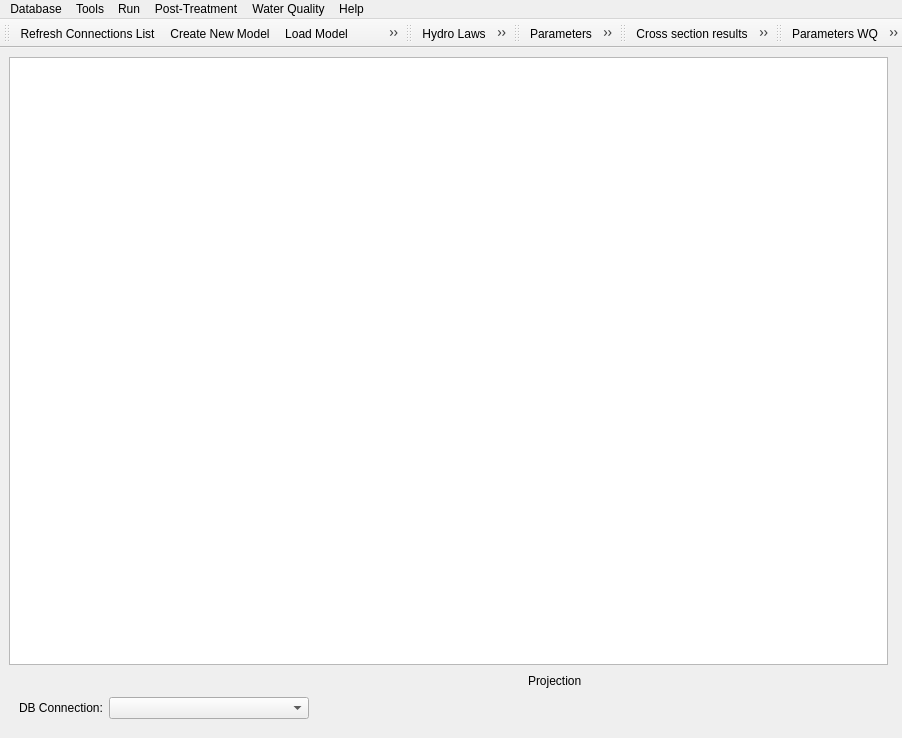
Qt form ui/MascPlug_dialog_base.ui (Artelia/Mascaret) before a commit.
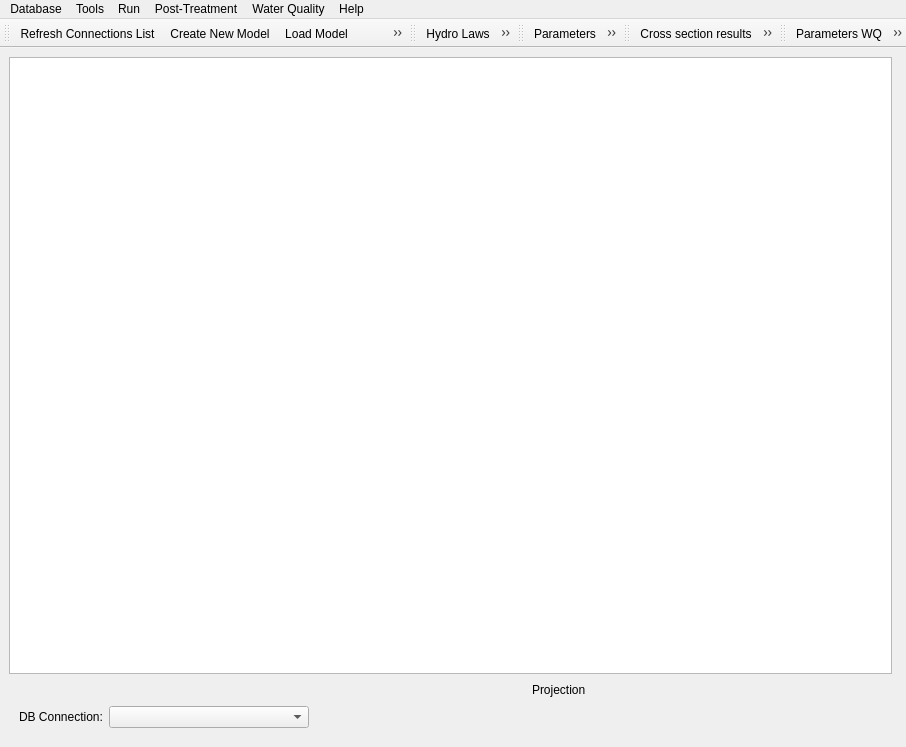
The same form after that commit. Icons and pictures are not drawn. Custom widgets are drawn as their Qt base class.

Commit message: fixe bug on check_tab

```diff
--- a/ui/MascPlug_dialog_base.ui
+++ b/ui/MascPlug_dialog_base.ui
@@ -9,8 +9,8 @@
    <rect>
     <x>0</x>
     <y>0</y>
-    <width>902</width>
-    <height>738</height>
+    <width>906</width>
+    <height>747</height>
    </rect>
   </property>
   <property name="windowTitle">
@@ -176,8 +176,8 @@
     <rect>
      <x>0</x>
      <y>0</y>
-     <width>902</width>
-     <height>26</height>
+     <width>906</width>
+     <height>21</height>
     </rect>
    </property>
    <widget class="QMenu" name="menuHelp">
```
Left out of the diff: 4 changed lines with no effect on the pictures. The commit also changes 2 other files.
